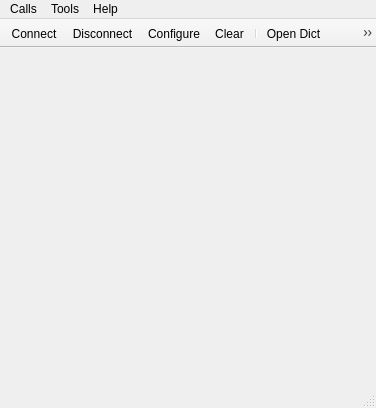
First picture: the form in BFTerminal/mainwindow.ui, repository matnunes/BruteForceOTG, before the edit.
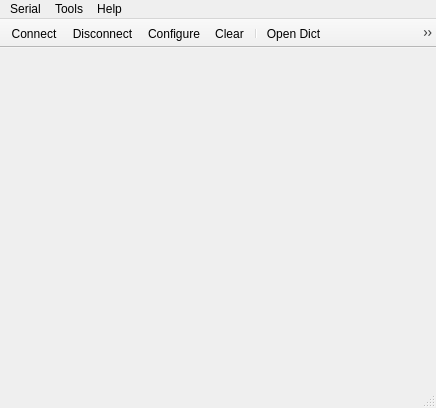
Second picture: the form after the edit. Icons and pictures are not drawn.

What changed in the file:
```diff
--- a/BFTerminal/mainwindow.ui
+++ b/BFTerminal/mainwindow.ui
@@ -6,7 +6,7 @@
    <rect>
     <x>0</x>
     <y>0</y>
-    <width>376</width>
+    <width>436</width>
     <height>408</height>
    </rect>
   </property>
@@ -21,13 +21,13 @@
     <rect>
      <x>0</x>
      <y>0</y>
-     <width>376</width>
+     <width>436</width>
      <height>21</height>
     </rect>
    </property>
    <widget class="QMenu" name="menuCalls">
     <property name="title">
-     <string>Calls</string>
+     <string>Serial</string>
     </property>
     <addaction name="actionConnect"/>
     <addaction name="actionDisconnect"/>
@@ -76,6 +76,7 @@
    <addaction name="actionOpenDict"/>
    <addaction name="actionWakePhone"/>
    <addaction name="actionPhotoSensor"/>
+   <addaction name="actionCalibration"/>
    <addaction name="separator"/>
    <addaction name="actionStartBF"/>
    <addaction name="actionStopBF"/>
@@ -232,6 +233,18 @@
     <string>Resume</string>
    </property>
   </action>
+  <action name="actionCalibration">
+   <property name="icon">
+    <iconset resource="terminal.qrc">
+     <normaloff>:/images/shamrock.ico</normaloff>:/images/shamrock.ico</iconset>
+   </property>
+   <property name="text">
+    <string>Calibration</string>
+   </property>
+   <property name="toolTip">
+    <string>Calibrate</string>
+   </property>
+  </action>
  </widget>
  <layoutdefault spacing="6" margin="11"/>
  <resources>
```
